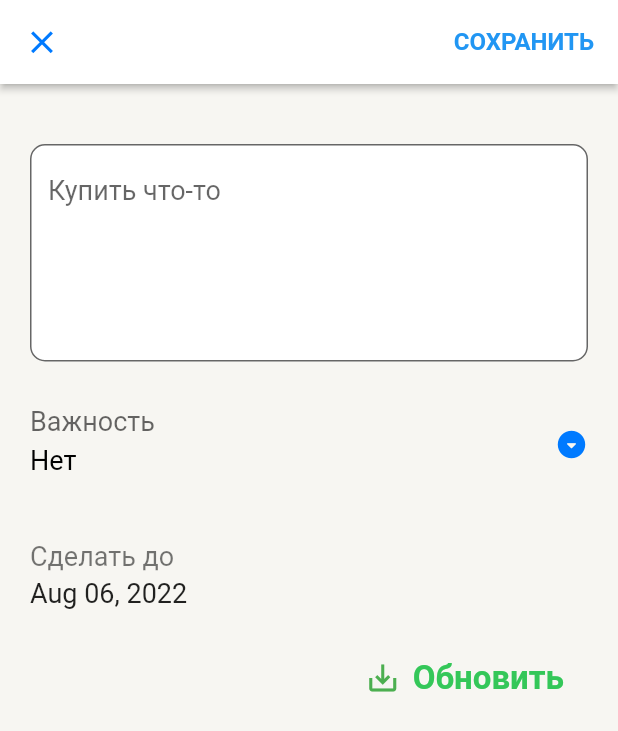
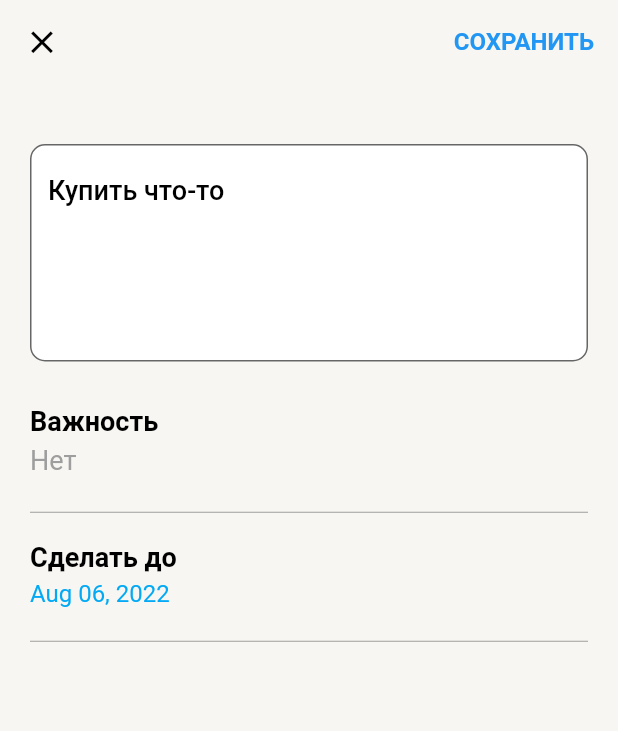
Before and after one commit to tauptaup/todo, a Flutter app: the AddNoteScreen screen opened directly, on a phone screen of 412 x 824 dp. Shown: the top 731 px of the screen. Run offline on Flutter 3.47's test engine with Material 2 defaults, Android fonts, the phone set to English and light mode, and no system bars; our stand-ins replace flutter_slidable, sqflite; accounts and stored records are empty.

Commit message:
Update add_note_screen.dart

```diff
--- a/lib/screens/add_note_screen.dart
+++ b/lib/screens/add_note_screen.dart
@@ -120,8 +120,8 @@ class _AddNoteScreenState extends State<AddNoteScreen> {
   Widget build(BuildContext context) {
     return Scaffold(
       appBar: AppBar(
-        elevation: 2,
-        backgroundColor: Colors.white,
+        elevation: 0,
+        backgroundColor: Theme.of(context).canvasColor,
         leading: GestureDetector(
           onTap: () {
             Navigator.pop(context);
@@ -129,12 +129,12 @@ class _AddNoteScreenState extends State<AddNoteScreen> {
           child: Icon(
             Icons.clear,
             size: 25.0,
-            color: Theme.of(context).primaryColor,
+            color: Colors.black,
           ),
         ),
         actions: [
           RaisedButton(
-              color: Colors.white,
+              color: Theme.of(context).canvasColor,
               elevation: 0,
               onPressed: _submit,
               child: Text('CОХРАНИТЬ',
@@ -166,12 +166,19 @@ class _AddNoteScreenState extends State<AddNoteScreen> {
                             vertical: 10.0,
                           ),
                           child: TextFormField(
-                            maxLines: 5,
+                            maxLines: null,
+                            minLines: 5,
+                            keyboardType: TextInputType.multiline,
                             style: TextStyle(
                               fontSize: 18.0,
                             ),
                             decoration: InputDecoration(
+                              // contentPadding:
+                              //     EdgeInsets.fromLTRB(10, 10, 10, 100),
                               hintText: 'Купить что-то',
+                              hintStyle: TextStyle(
+                                  color: Colors.black,
+                                  fontWeight: FontWeight.w500),
                               labelStyle: TextStyle(
                                 fontSize: 18.0,
                                 color: Colors.black54,
@@ -193,26 +200,27 @@ class _AddNoteScreenState extends State<AddNoteScreen> {
                           padding: EdgeInsets.symmetric(vertical: 10.0),
                           child: DropdownButtonFormField(
                             isDense: true,
-                            icon: Icon(Icons.arrow_drop_down_circle_rounded),
-                            iconSize: 22.0,
-                            iconEnabledColor: Theme.of(context).primaryColor,
+                            iconSize: 0,
                             items: _priorities.map((priority) {
                               return DropdownMenuItem(
                                 value: priority,
                                 child: Text(
                                   priority,
                                   style: TextStyle(
-                                    color: Colors.black,
+                                    color: Colors.grey,
                                     fontSize: 18.0,
                                   ),
                                 ),
                               );
                             }).toList(),
-                            style: TextStyle(fontSize: 18.0),
+                            style: TextStyle(fontSize: 16.0),
                             decoration: InputDecoration(
                               border: InputBorder.none,
                               labelText: 'Важность',
-                              labelStyle: TextStyle(fontSize: 24.0),
+                              labelStyle: TextStyle(
+                                  fontSize: 24,
+                                  color: Colors.black,
+                                  fontWeight: FontWeight.bold),
                             ),
                             validator: (input) => _priority == null
                                 ? 'Please select a priority level'
@@ -225,6 +233,7 @@ class _AddNoteScreenState extends State<AddNoteScreen> {
                             value: _priority,
                           ),
                         ),
+                        Divider(height: 1, color: Colors.grey),
                         Padding(
                           padding: EdgeInsets.symmetric(
                             vertical: 10.0,
@@ -234,68 +243,44 @@ class _AddNoteScreenState extends State<AddNoteScreen> {
                             controller: _dateController,
                             onTap: _handleDatePicker,
                             style: TextStyle(
-                              fontSize: 18.0,
-                            ),
+                                fontSize: 16.0, color: Colors.lightBlue),
                             decoration: InputDecoration(
                               labelText: 'Сделать до',
                               labelStyle: TextStyle(
                                 fontSize: 24.0,
-                                color: Colors.black54,
+                                fontWeight: FontWeight.bold,
+                                color: Colors.black,
                               ),
                               border: InputBorder.none,
                             ),
                           ),
                         ),
-                        Row(
-                          mainAxisAlignment: MainAxisAlignment.spaceBetween,
-                          children: [
+                        Divider(height: 1, color: Colors.grey),
+                        SizedBox(height: 15),
                         widget.note != null
                             ? Container(
                                 alignment: Alignment.centerLeft,
                                 child: ElevatedButton.icon(
                                   style: ElevatedButton.styleFrom(
-                                          primary:
-                                              Theme.of(context).canvasColor,
+                                      padding: EdgeInsets.zero,
+                                      primary: Theme.of(context).canvasColor,
                                       elevation: 0),
                                   icon: Icon(
                                     Icons.delete,
                                     color: Color(0xFFFF3B30),
-                                        size: 30,
+                                    size: 25,
                                   ),
                                   onPressed: delete,
                                   label: Text(
                                     'Удалить',
                                     style: TextStyle(
-                                          fontSize: 22.0,
+                                      fontSize: 20.0,
                                       color: Color(0xFFFF3B30),
                                     ),
                                   ),
                                 ),
                               )
                             : SizedBox.shrink(),
-                            Container(
-                              alignment: Alignment.centerLeft,
-                              child: ElevatedButton.icon(
-                                icon: Icon(
-                                  Icons.save_alt,
-                                  color: Colors.green,
-                                ),
-                                onPressed: _submit,
-                                style: ElevatedButton.styleFrom(
-                                    primary: Theme.of(context).canvasColor,
-                                    elevation: 0),
-                                label: Text(
-                                  'Обновить',
-                                  style: TextStyle(
-                                    fontSize: 22.0,
-                                    color: Color(0xFF34C759),
-                                    fontWeight: FontWeight.bold,
-                                  ),
-                                ),
-                              ),
-                            ),
-                          ],
-                        ),
                       ],
                     ),
                   )
```
Lines whose indentation alone changed are shown as unchanged.
